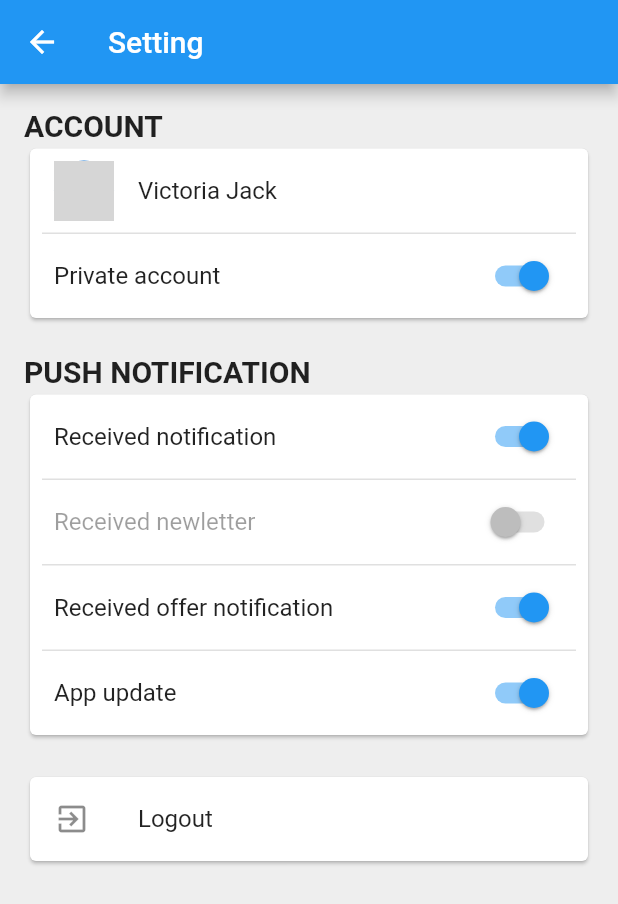
After one commit to doivjpxx/ft_ui_challenge_settings, a Flutter app: the MySetting3 screen opened by its route, on a phone screen of 412 x 824 dp. The commit adds this screen. Shown: the top 904 px of the screen. Run offline on Flutter 3.47's test engine with Material 2 defaults, Android fonts, the phone set to English and light mode, and no system bars; our stand-ins replace cached_network_image, font_awesome_flutter; network calls fail; grey boxes are pictures that could not be loaded.

Commit message:
completed setting 3

```diff
--- a/lib/main.dart
+++ b/lib/main.dart
@@ -1,6 +1,7 @@
 import 'package:flutter/material.dart';
 import 'package:ft_ui_challenge_settings/pages/setting_1.dart';
 import 'package:ft_ui_challenge_settings/pages/setting_2.dart';
+import 'package:ft_ui_challenge_settings/pages/setting_3.dart';
 
 import 'pages/home_page.dart';
 
@@ -16,7 +17,7 @@ class MyApp extends StatelessWidget {
         '/': (context) => MyHomePage(),
         '/first': (context) => MySetting1(),
         '/second': (context) => MySetting2(),
-        // '/third': (context) => MySetting3(),
+        '/third': (context) => MySetting3(),
       },
     );
   }
--- /dev/null
+++ b/lib/pages/setting_3.dart
@@ -0,0 +1,105 @@
+import 'package:flutter/material.dart';
+import 'package:ft_ui_challenge_settings/constants/assets.dart';
+
+class MySetting3 extends StatelessWidget {
+  @override
+  Widget build(BuildContext context) {
+    return Scaffold(
+      backgroundColor: Colors.grey[200],
+      appBar: AppBar(
+        title: Text('Setting'),
+      ),
+      body: Padding(
+        padding: const EdgeInsets.all(16.0),
+        child: Column(
+          crossAxisAlignment: CrossAxisAlignment.start,
+          children: <Widget>[
+            Text(
+              'Account'.toUpperCase(),
+              style: TextStyle(
+                  fontSize: 20.0,
+                  fontWeight: FontWeight.bold,
+                  color: Colors.black87),
+            ),
+            Card(
+              child: Column(
+                children: <Widget>[
+                  ListTile(
+                    leading:
+                        CircleAvatar(backgroundImage: NetworkImage(images[4])),
+                    title: Text('Victoria Jack'),
+                    onTap: () {},
+                  ),
+                  _buildDivider(),
+                  SwitchListTile(
+                    value: true,
+                    onChanged: (val) {},
+                    title: Text('Private account'),
+                  )
+                ],
+              ),
+            ),
+            const SizedBox(height: 20.0),
+            Text(
+              'Push notification'.toUpperCase(),
+              style: TextStyle(
+                  fontSize: 20.0,
+                  fontWeight: FontWeight.bold,
+                  color: Colors.black87),
+            ),
+            Card(
+              child: Column(
+                children: <Widget>[
+                  SwitchListTile(
+                    value: true,
+                    onChanged: (val) {},
+                    title: Text('Received notification'),
+                  ),
+                  _buildDivider(),
+                  SwitchListTile(
+                    value: false,
+                    onChanged: null,
+                    title: Text('Received newletter'),
+                  ),
+                  _buildDivider(),
+                  SwitchListTile(
+                    value: true,
+                    onChanged: (val) {},
+                    title: Text('Received offer notification'),
+                  ),
+                  _buildDivider(),
+                  SwitchListTile(
+                    value: true,
+                    onChanged: (val) {},
+                    title: Text('App update'),
+                  )
+                ],
+              ),
+            ),
+            const SizedBox(
+              height: 20.0,
+            ),
+            Card(
+              child: ListTile(
+                leading: Icon(Icons.exit_to_app),
+                title: Text('Logout'),
+                onTap: () {},
+              ),
+            )
+          ],
+        ),
+      ),
+    );
+  }
+
+  Container _buildDivider() {
+    return Container(
+      margin: const EdgeInsets.symmetric(
+        horizontal: 8.0,
+      ),
+      width: double.infinity,
+      height: 1.0,
+      color: Colors.grey.shade300,
+    );
+  }
+}
```
